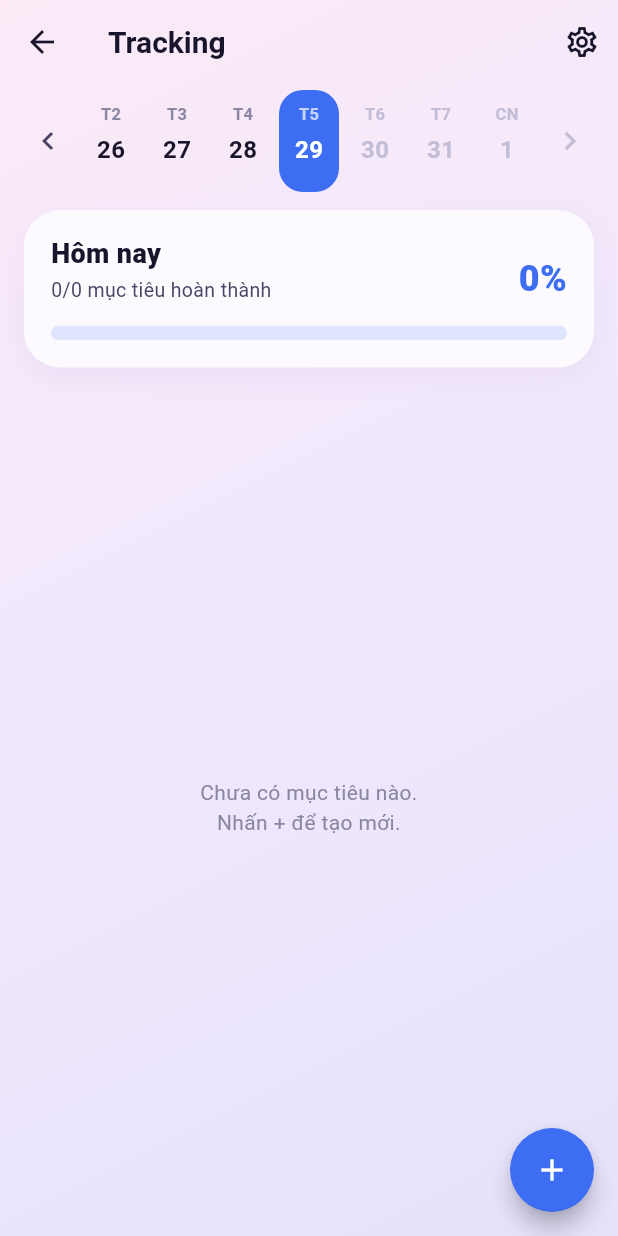
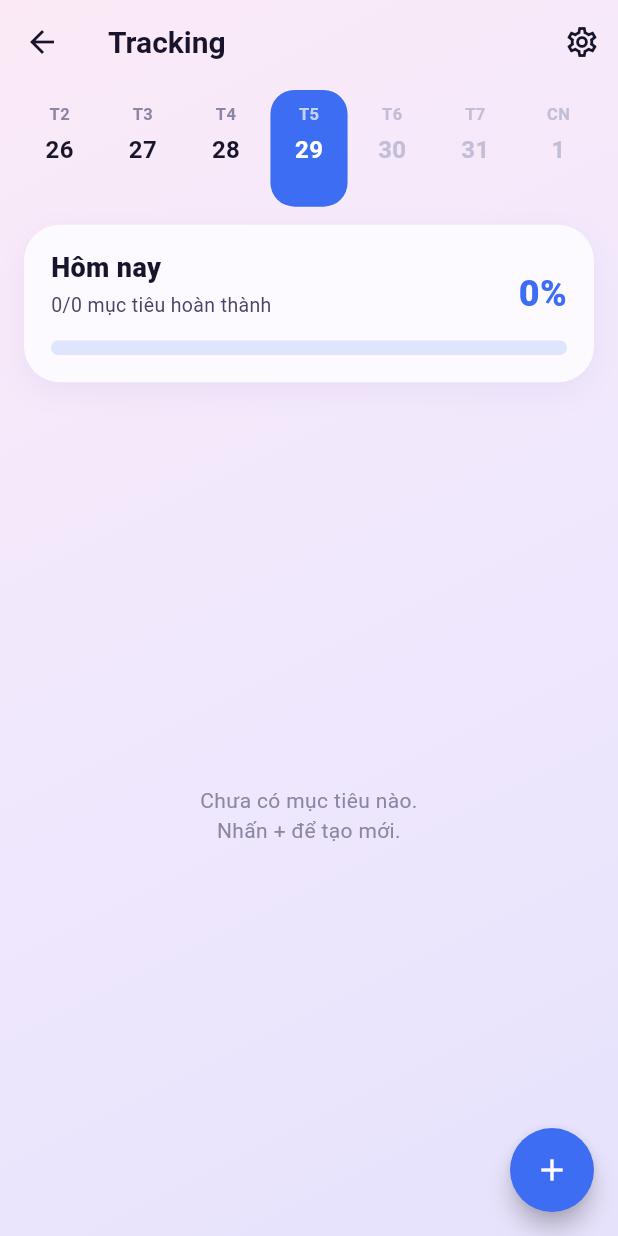
Before and after one commit to hieubm1707/ft_calendar, a Flutter app: the _TrackingView screen opened directly, on a phone screen of 412 x 824 dp. Run offline on Flutter 3.47's test engine with Material 3 defaults, Android fonts, the phone set to English and light mode, and no system bars; our stand-ins replace dartz, drift, equatable, flutter_bloc, flutter_local_notifications, flutter_timezone and 6 more; missing offline and left inert: file_selector, home_widget, tray_manager, window_manager; accounts and stored records are empty; generated files the repository leaves out were written again.

Commit message:
feat: vuốt dải 7 ngày Tracking để lùi tuần thay cho nút ‹ ›
Co-Authored-By: Claude Opus 5.5 <noreply@anthropic.com>

```diff
--- a/lib/features/tracking/presentation/pages/tracking_page.dart
+++ b/lib/features/tracking/presentation/pages/tracking_page.dart
@@ -171,70 +171,54 @@ class _TrackingView extends StatelessWidget {
   }
 }
 
-/// Dải 7 ngày: mặc định hôm nay ở giữa (3 ngày trước, 3 ngày sau). Mũi tên ‹ lùi
-/// về tuần trước để xem lại; › tiến lại, không vượt quá cửa sổ chứa hôm nay.
-class _WeekStrip extends StatefulWidget {
+/// Dải 7 ngày: mặc định hôm nay ở giữa (3 ngày trước, 3 ngày sau). Vuốt sang
+/// phải để lùi về tuần trước; trang đầu là cửa sổ chứa hôm nay nên không vuốt
+/// được tới tương lai.
+class _WeekStrip extends StatelessWidget {
   final TrackingState state;
   final DateTime today;
 
   const _WeekStrip({required this.state, required this.today});
 
-  @override
-  State<_WeekStrip> createState() => _WeekStripState();
-}
-
-class _WeekStripState extends State<_WeekStrip> {
-  int _weeksBack = 0;
-
   /// Hoàn thành hết mục tiêu của [day] chưa (ngày có mục tiêu).
   bool _allDone(DateTime day) {
-    final due = goalsDueOn(widget.state.goals, day);
-    return due.isNotEmpty && due.every((g) => widget.state.isDone(g, day));
+    final due = goalsDueOn(state.goals, day);
+    return due.isNotEmpty && due.every((g) => state.isDone(g, day));
   }
 
   @override
   Widget build(BuildContext context) {
-    final colors = context.colors;
-    final center = DateTime(
-      widget.today.year,
-      widget.today.month,
-      widget.today.day - 7 * _weeksBack,
-    );
+    // PageView cần chiều cao cố định → tính theo cỡ chữ hệ thống để ô không bị
+    // cắt: 2 dòng chữ + padding/khoảng cách/chấm (33) + viền hôm nay (3) + dư.
+    final scaler = MediaQuery.textScalerOf(context);
+    final height = scaler.scale(11) * 1.4 + scaler.scale(16) * 1.4 + 40;
+    return SizedBox(
+      height: height,
+      // reverse: trang 0 = tuần hiện tại ở mép phải, trang `i` = lùi `i` tuần.
+      child: PageView.builder(
+        reverse: true,
+        itemBuilder: (context, weeksBack) {
           final days = [
             for (var i = -3; i <= 3; i++)
-        DateTime(center.year, center.month, center.day + i),
+              DateTime(today.year, today.month, today.day - 7 * weeksBack + i),
           ];
           return Row(
             children: [
-        IconButton(
-          visualDensity: VisualDensity.compact,
-          tooltip: 'Tuần trước',
-          color: colors.textSecondary,
-          icon: const Icon(Icons.chevron_left),
-          onPressed: () => setState(() => _weeksBack++),
-        ),
               for (final d in days)
                 Expanded(
                   child: _DayCell(
                     day: d,
-              selected: d == widget.state.selectedDay,
-              isToday: d == widget.today,
-              enabled: !d.isAfter(widget.today),
+                    selected: d == state.selectedDay,
+                    isToday: d == today,
+                    enabled: !d.isAfter(today),
                     allDone: _allDone(d),
                     onTap: () => context.read<TrackingCubit>().selectDay(d),
                   ),
                 ),
-        IconButton(
-          visualDensity: VisualDensity.compact,
-          tooltip: 'Tuần sau',
-          color: colors.textSecondary,
-          disabledColor: colors.textDisabled,
-          icon: const Icon(Icons.chevron_right),
-          onPressed: _weeksBack == 0
-              ? null
-              : () => setState(() => _weeksBack--),
+            ],
+          );
+        },
       ),
-      ],
     );
   }
 }
```
Also changed, not shown: 1 other file. Lines whose indentation alone changed are shown as unchanged.
